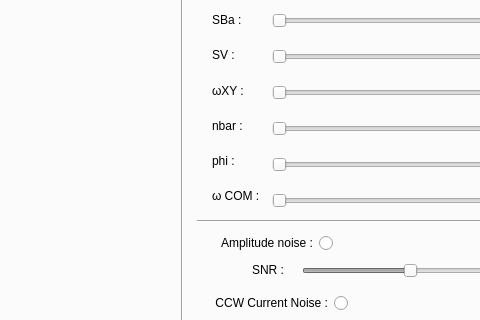
Qt form hydra/window_myedits.ui (PetrosZantis13/Noise_IQT) before a commit; both pictures show x 410 to 890 and y 162 to 482 of the 1343 by 700 pixel window.
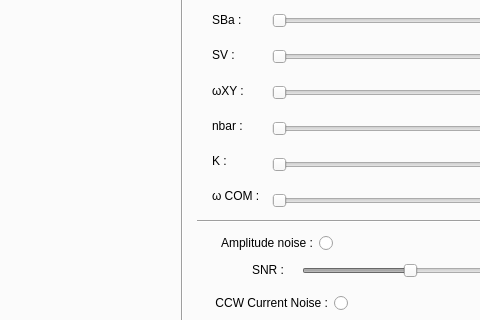
The same form after that commit. Custom widgets are drawn as their Qt base class.

Commit message: Fixed slider IDs; changed phi to K (loops in phase space); corrected the addition of nuSE with nuSV

The edit to the form file:
```diff
--- a/hydra/window_myedits.ui
+++ b/hydra/window_myedits.ui
@@ -286,7 +286,7 @@
        <item>
         <widget class="QLabel" name="label_17">
          <property name="text">
-          <string>phi :</string>
+          <string>K :</string>
          </property>
         </widget>
        </item>
```
Left out of the diff: 2 changed lines with no effect on the pictures. The commit also changes 3 other files.
